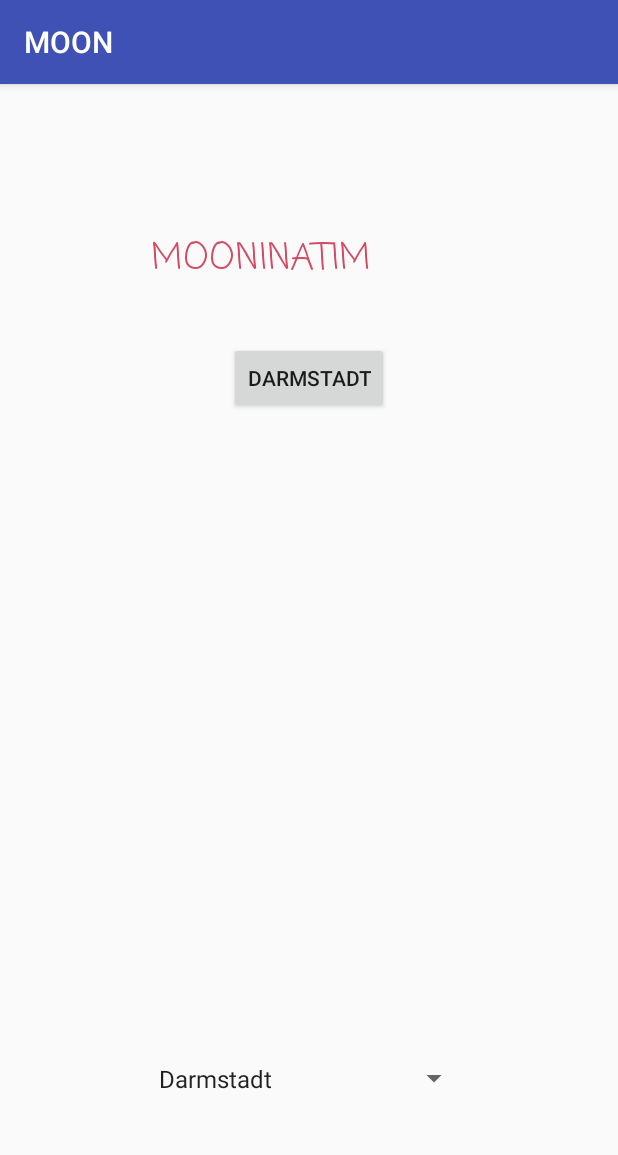
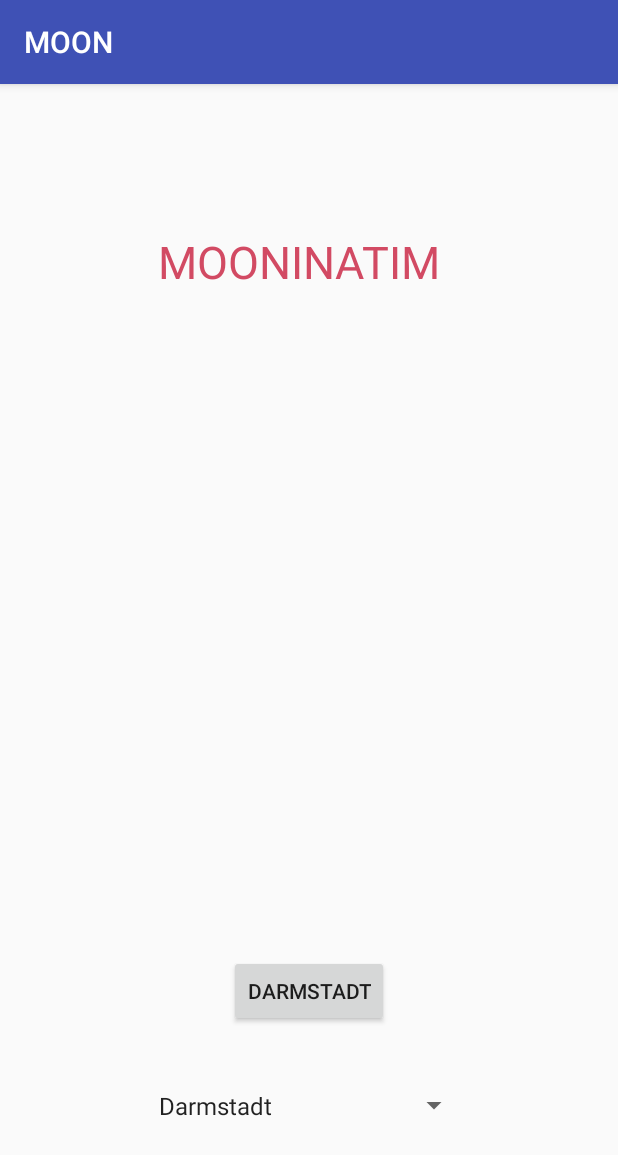
Before and after one commit to happyvany/MOON, an Android app: the screen it shows after launch (MainActivity), on a phone screen of 412 x 824 dp. Shown: the top 1155 px of the screen. Run offline under Robolectric (Android 15) with nearby library versions, the phone set to English and light mode, and no system bars; Roboto replaces fonts that are not available here; 1 statement that could not run was skipped.

Commit message:
Font Ordner hinzugefügt

```diff
--- a/app/src/main/java/com/example/hongvan/moon/MainActivity.java
+++ b/app/src/main/java/com/example/hongvan/moon/MainActivity.java
@@ -2,6 +2,7 @@ package com.example.hongvan.moon;
 
 import android.content.Context;
 import android.content.Intent;
+import android.graphics.Typeface;
 import android.support.v7.app.AppCompatActivity;
 import android.os.Bundle;
 import android.view.View;
@@ -9,6 +10,7 @@ import android.widget.AdapterView;
 import android.widget.ArrayAdapter;
 import android.widget.Button;
 import android.widget.Spinner;
+import android.widget.TextView;
 import android.widget.Toast;
 
 import com.example.hongvan.moon.R;
@@ -17,12 +19,18 @@ public class MainActivity extends AppCompatActivity implements AdapterView.OnIte
     private Button nxtbutton;
 
 
+    TextView t;
+
+
 
     @Override
     protected void onCreate(Bundle savedInstanceState) {
         super.onCreate(savedInstanceState);
         setContentView(R.layout.activity_main);
 
+        t= (TextView) findViewById(R.id.Title) ;
+        Typeface myCustomFont=Typeface.createFromAsset(getAssets(), "fonts/Montserrat-Black.ttf");
+        t.setTypeface(myCustomFont);
 
 
         Spinner spinner =findViewById(R.id.spinner1);
--- a/app/src/main/res/layout/activity_main.xml
+++ b/app/src/main/res/layout/activity_main.xml
@@ -8,24 +8,27 @@
 
     <TextView
         android:id="@+id/Title"
-        android:layout_width="210dp"
-        android:layout_height="32dp"
+        android:layout_width="201dp"
+        android:layout_height="wrap_content"
         android:layout_alignParentTop="true"
         android:layout_centerHorizontal="true"
         android:layout_marginTop="98dp"
         android:text="MOONINATIM"
         android:textAppearance="@style/TextAppearance.AppCompat.Body2"
         android:textColor="@color/MOONINATIMPINK"
-        android:textSize="24sp"
-        app:fontFamily="casual" />
+        android:textSize="30dp"
+        app:fontFamily="casual"
+
+
+        />
 
     <Button
         android:id="@+id/button"
         android:layout_width="wrap_content"
         android:layout_height="wrap_content"
-        android:layout_alignParentTop="true"
+        android:layout_alignParentBottom="true"
         android:layout_centerHorizontal="true"
-        android:layout_marginTop="172dp"
+        android:layout_marginBottom="139dp"
         android:text="Darmstadt" />
 
 
@@ -35,7 +38,7 @@
         android:layout_height="62dp"
         android:layout_alignParentBottom="true"
         android:layout_centerHorizontal="true"
-        android:layout_marginBottom="74dp"
+        android:layout_marginBottom="56dp"
         android:text="STADT"
         android:textAppearance="@style/TextAppearance.AppCompat.Body2"
         android:textSize="24sp"
```
